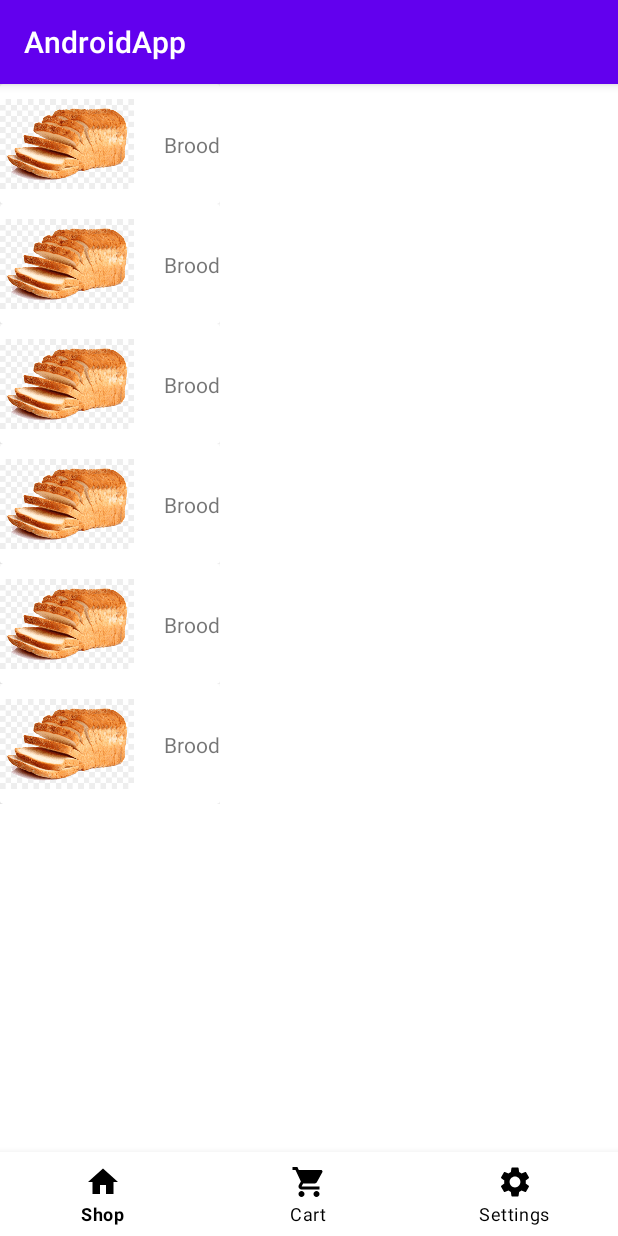
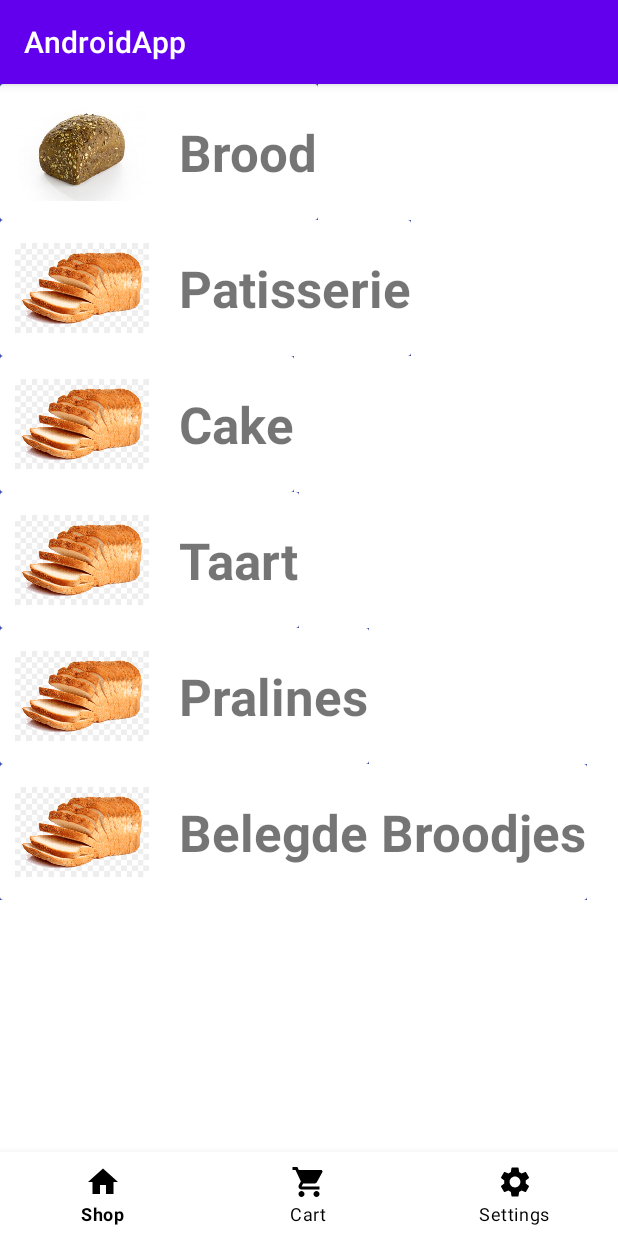
Before and after one commit to mattychamp2/AndroidAppDef, an Android app: the FirstFragment screen opened directly, with no data from a screen before it, on a phone screen of 412 x 824 dp. Run offline under Robolectric (Android 15) with nearby library versions, the light colour scheme and no system bars; network calls fail.

Commit message:
makes toast with position clicked

```diff
--- a/app/src/main/java/be/kuleuven/androidapp/FirstFragment.java
+++ b/app/src/main/java/be/kuleuven/androidapp/FirstFragment.java
@@ -5,8 +5,11 @@ import android.os.Bundle;
 import android.view.LayoutInflater;
 import android.view.View;
 import android.view.ViewGroup;
+import android.widget.Toast;
 
 import java.io.*;
+import java.util.ArrayList;
+
 import androidx.fragment.app.Fragment;
 import androidx.recyclerview.widget.DefaultItemAnimator;
 import androidx.recyclerview.widget.LinearLayoutManager;
@@ -17,23 +20,8 @@ public class FirstFragment extends Fragment implements MyAdapter.OnNoteListener
 
     RecyclerView recyclerView;
 
-    String[] s1 = {
-        "Brood",
-        "Brood",
-        "Brood",
-        "Brood",
-        "Brood",
-        "Brood"
-    };
-
-    int[] images = {
-            R.drawable.breadpic,
-            R.drawable.breadpic,
-            R.drawable.breadpic,
-            R.drawable.breadpic,
-            R.drawable.breadpic,
-            R.drawable.breadpic
-    };
+    ArrayList<String> s1 = new ArrayList<>();
+    ArrayList<Integer> images = new ArrayList<>();
 
     public FirstFragment(){
         // require a empty public constructor
@@ -46,8 +34,18 @@ public class FirstFragment extends Fragment implements MyAdapter.OnNoteListener
 
         recyclerView = rootView.findViewById(R.id.recyclerView);
 
-        //s1 = getResources().getStringArray(R.array.items);
-        //s2 = getResources().getStringArray(R.array.description);
+        s1.add("Brood");
+        s1.add("Patisserie");
+        s1.add("Cake");
+        s1.add("Taart");
+        s1.add("Pralines");
+        s1.add("Belegde Broodjes");
+        images.add(R.drawable.broodassortiment);
+        images.add(R.drawable.breadpic);
+        images.add(R.drawable.breadpic);
+        images.add(R.drawable.breadpic);
+        images.add(R.drawable.breadpic);
+        images.add(R.drawable.breadpic);
 
         recyclerView.setLayoutManager(new LinearLayoutManager(getActivity()));
 
@@ -73,5 +71,6 @@ public class FirstFragment extends Fragment implements MyAdapter.OnNoteListener
     public void onNoteClick(int position) {
         Intent intent = new Intent(getContext(), ShopScreen.class);
         startActivity(intent);
+        Toast.makeText(getContext(),Integer.toString(position),Toast.LENGTH_SHORT).show();
     }
 }
--- a/app/src/main/java/be/kuleuven/androidapp/MyAdapter.java
+++ b/app/src/main/java/be/kuleuven/androidapp/MyAdapter.java
@@ -8,16 +8,19 @@ import android.widget.ImageView;
 import android.widget.TextView;
 
 import androidx.annotation.NonNull;
+import androidx.cardview.widget.CardView;
 import androidx.recyclerview.widget.RecyclerView;
+
+import java.util.ArrayList;
 
 public class MyAdapter extends RecyclerView.Adapter<MyAdapter.MyViewHolder> {
 
-    String[] data1, data2;
-    int[] images;
+    ArrayList<String> data1 = new ArrayList<>();
+    ArrayList<Integer> images = new ArrayList<>();
     Context context;
     private OnNoteListener mOnNoteListener;
 
-    public MyAdapter(Context ct, String[] s1, int[] img, OnNoteListener onNoteListener){
+    public MyAdapter(Context ct, ArrayList<String> s1, ArrayList<Integer> img, OnNoteListener onNoteListener){
         context = ct;
         data1 = s1;
         images = img;
@@ -35,17 +38,16 @@ public class MyAdapter extends RecyclerView.Adapter<MyAdapter.MyViewHolder> {
 
     @Override
     public void onBindViewHolder(@NonNull MyViewHolder holder, int position) {
-        holder.myText_1.setText(data1[position]);
-        holder.myImage.setImageResource(images[position]);
+        holder.myText_1.setText(data1.get(position));
+        holder.myImage.setImageResource(images.get(position));
     }
 
     @Override
     public int getItemCount() {
-        return data1.length;
+        return data1.size();
     }
 
     public class MyViewHolder extends RecyclerView.ViewHolder implements View.OnClickListener {
-
         TextView myText_1;
         ImageView myImage;
         OnNoteListener onNoteListener;
--- a/app/src/main/java/be/kuleuven/androidapp/MySecondAdapter.java
+++ b/app/src/main/java/be/kuleuven/androidapp/MySecondAdapter.java
@@ -16,9 +16,9 @@ import java.util.ArrayList;
 public class MySecondAdapter extends RecyclerView.Adapter<MySecondAdapter.MyViewHolder> {
 
     ArrayList<String> data1;
-    int[] images;
+    ArrayList<Integer> images;
     Context context;
-    public MySecondAdapter(Context ct, ArrayList<String> s1, int[] img){
+    public MySecondAdapter(Context ct, ArrayList<String> s1, ArrayList<Integer> img){
         context = ct;
         data1 = s1;
         images = img;
@@ -35,7 +35,7 @@ public class MySecondAdapter extends RecyclerView.Adapter<MySecondAdapter.MyView
     @Override
     public void onBindViewHolder(@NonNull MyViewHolder holder, int position) {
         holder.myText.setText(data1.get(position));
-        holder.myImage.setImageResource((images[position]));
+        holder.myImage.setImageResource((images.get(position)));
     }
 
     @Override
--- a/app/src/main/java/be/kuleuven/androidapp/ShopScreen.java
+++ b/app/src/main/java/be/kuleuven/androidapp/ShopScreen.java
@@ -22,13 +22,9 @@ public class ShopScreen extends AppCompatActivity {
 
     RecyclerView recyclerView;
 
-    ArrayList<String> s1 = new ArrayList<String>();
+    ArrayList<String> s1 = new ArrayList<>();
 
-    int[] images = {
-            R.drawable.breadpic,
-            R.drawable.breadpic,
-            R.drawable.breadpic
-    };
+    ArrayList<Integer> images = new ArrayList<>();
 
     @Override
     protected void onCreate(Bundle savedInstanceState) {
@@ -37,6 +33,9 @@ public class ShopScreen extends AppCompatActivity {
         s1.add("Brood");
         s1.add("Brood");
         s1.add("Brood");
+        images.add(R.drawable.breadpic);
+        images.add(R.drawable.breadpic);
+        images.add(R.drawable.breadpic);
         recyclerView = findViewById(R.id.scndRecyclerView);
         MySecondAdapter mySecondAdapter = new MySecondAdapter(this, s1, images);
         recyclerView.setAdapter(mySecondAdapter);
--- a/app/src/main/res/layout/my_row.xml
+++ b/app/src/main/res/layout/my_row.xml
@@ -2,17 +2,20 @@
 <androidx.constraintlayout.widget.ConstraintLayout xmlns:android="http://schemas.android.com/apk/res/android"
     xmlns:app="http://schemas.android.com/apk/res-auto"
     xmlns:tools="http://schemas.android.com/tools"
-    android:orientation="vertical"
     android:layout_width="match_parent"
-    android:layout_height="wrap_content">
+    android:layout_height="wrap_content"
+    android:background="#3F51B5"
+    android:orientation="vertical">
 
     <androidx.cardview.widget.CardView
+        android:id="@+id/firstCardView"
         android:layout_width="match_parent"
         android:layout_height="wrap_content"
         app:layout_constraintBottom_toBottomOf="parent"
         app:layout_constraintEnd_toEndOf="parent"
         app:layout_constraintStart_toStartOf="parent"
         app:layout_constraintTop_toTopOf="parent">
+
 
         <androidx.constraintlayout.widget.ConstraintLayout
             android:layout_width="match_parent"
@@ -22,6 +25,10 @@
                 android:id="@+id/my_imageView"
                 android:layout_width="89dp"
                 android:layout_height="80dp"
+                android:layout_marginStart="10dp"
+                android:layout_marginTop="5dp"
+                android:layout_marginBottom="5dp"
+                app:layout_constraintBottom_toBottomOf="parent"
                 app:layout_constraintStart_toStartOf="parent"
                 app:layout_constraintTop_toTopOf="parent"
                 tools:srcCompat="@tools:sample/avatars" />
@@ -32,6 +39,8 @@
                 android:layout_height="wrap_content"
                 android:layout_marginStart="20dp"
                 android:text="Title"
+                android:textSize="34sp"
+                android:textStyle="bold"
                 app:layout_constraintBottom_toBottomOf="parent"
                 app:layout_constraintStart_toEndOf="@+id/my_imageView"
                 app:layout_constraintTop_toTopOf="parent" />
```
Also changed, not shown: app/src/main/res/drawable/broodassortiment.png (added).
